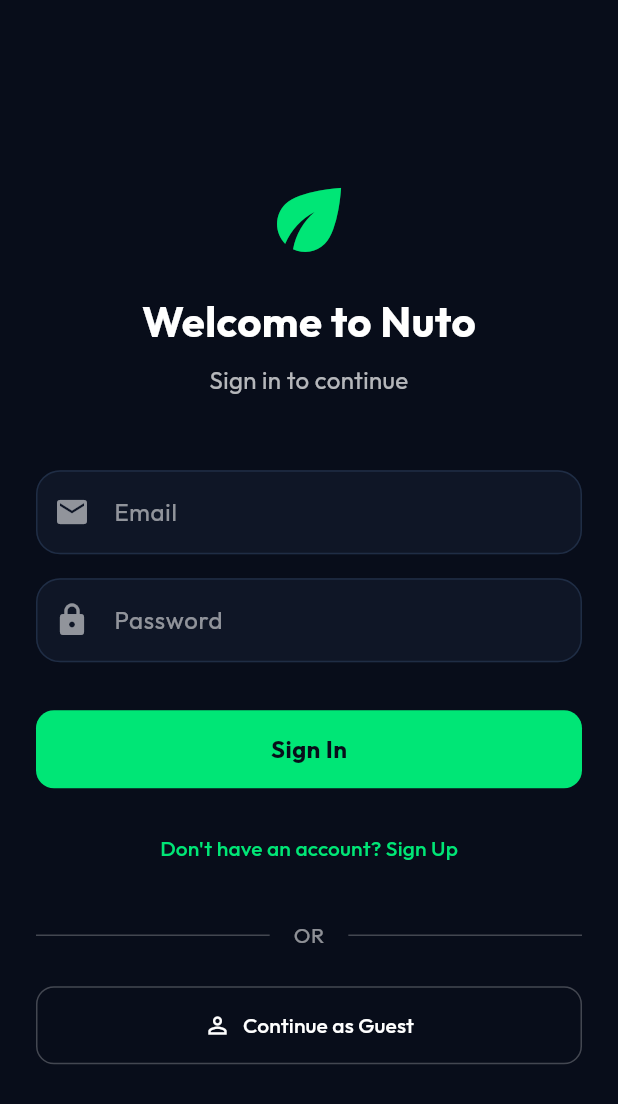
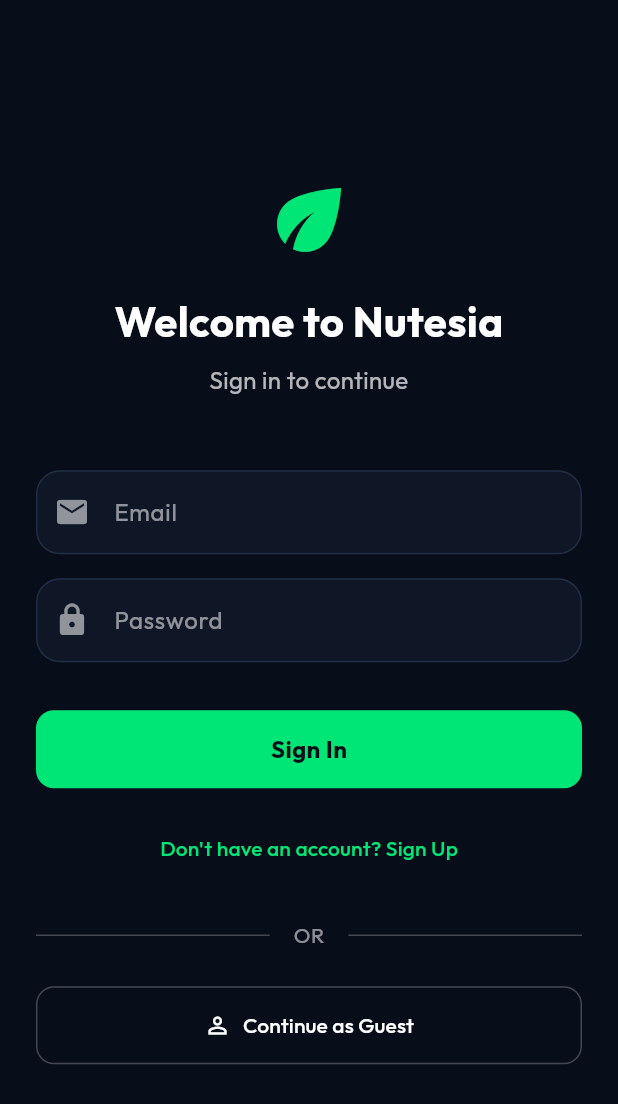
Before and after one commit to akcodevm-rgb/nutesia, a Flutter app: the screen it shows after launch, on a phone screen of 412 x 824 dp. Shown: the top 1104 px of the screen. Run offline on Flutter 3.47's test engine with Material 3 defaults, Android fonts, the phone set to English and light mode, and no system bars; our stand-ins replace cloud_firestore, firebase_analytics, firebase_auth, firebase_core, flutter_animate, flutter_dotenv and 7 more; missing offline and left inert: dart:js_interop, model_viewer_plus; accounts and stored records are empty.

Commit message:
nutesia: rename app, add packages and platform config
- Rename user-facing Nuto -> Nutesia (titles, labels, AI persona).
  Storage keys keep the nuto_ prefix so existing users keep their data.
- Add the 16 packages the code imports. flutter_riverpod is pinned to
  2.x: the code uses StateNotifier/StateProvider/valueOrNull, which
  Riverpod 3 removed from the main library.
- Android: INTERNET and ACCESS_NETWORK_STATE permissions, AdMob app ID,
  app label Nutesia.
- iOS: AdMob app ID and SKAdNetwork item in Info.plist.
- Web: Nutesia title, PWA name and description.
- AppConfig.get no longer throws when .env is absent, so the AI service
  falls back to mock data instead of failing.

AdMob IDs are Google's test IDs, matching the test ad units in the code.

Co-Authored-By: Claude Opus 5 <noreply@anthropic.com>

```diff
--- a/nutesia/lib/core/services/config_service.dart
+++ b/nutesia/lib/core/services/config_service.dart
@@ -37,6 +37,10 @@ class AppConfig {
   }
 
   static String get(String key, [String defaultValue = '']) {
-    return _values[key] ?? dotenv.env[key] ?? defaultValue;
+    // dotenv.env throws if .env was never loaded (e.g. no .env file), so only
+    // read it when loading succeeded; otherwise callers get the default.
+    return _values[key] ??
+        (dotenv.isInitialized ? dotenv.env[key] : null) ??
+        defaultValue;
   }
 }
--- a/nutesia/lib/features/analytics/screens/analytics_screen.dart
+++ b/nutesia/lib/features/analytics/screens/analytics_screen.dart
@@ -685,7 +685,7 @@ class AnalyticsScreen extends ConsumerWidget {
           ] else ...[
             // Call to Action
             const Text(
-              'Your eating logs contain critical clues about your micronutrient health. Let NutoAI scan your nutritional timelines to predict potential vitamin/mineral deficiencies and symptoms.',
+              'Your eating logs contain critical clues about your micronutrient health. Let NutesiaAI scan your nutritional timelines to predict potential vitamin/mineral deficiencies and symptoms.',
               style: TextStyle(
                   color: AppTheme.textSecondary, fontSize: 12, height: 1.4),
             ),
--- a/nutesia/lib/features/auth/screens/login_screen.dart
+++ b/nutesia/lib/features/auth/screens/login_screen.dart
@@ -75,7 +75,7 @@ class _LoginScreenState extends State<LoginScreen> {
                 const Icon(Icons.eco, size: 64, color: AppTheme.primary),
                 const Gap(16),
                 const Text(
-                  'Welcome to Nuto',
+                  'Welcome to Nutesia',
                   textAlign: TextAlign.center,
                   style: TextStyle(fontSize: 28, fontWeight: FontWeight.bold, color: Colors.white),
                 ),
--- a/nutesia/lib/features/onboarding/screens/profile_setup_screen.dart
+++ b/nutesia/lib/features/onboarding/screens/profile_setup_screen.dart
@@ -194,7 +194,7 @@ class _ProfileSetupScreenState extends ConsumerState<ProfileSetupScreen> {
           Column(
             crossAxisAlignment: CrossAxisAlignment.start,
             children: [
-              Text('Nuto',
+              Text('Nutesia',
                   style: Theme.of(context)
                       .textTheme
                       .titleLarge
--- a/nutesia/lib/main.dart
+++ b/nutesia/lib/main.dart
@@ -44,18 +44,18 @@ void main() async {
 
   runApp(
     const ProviderScope(
-      child: NutoApp(),
+      child: NutesiaApp(),
     ),
   );
 }
 
-class NutoApp extends StatelessWidget {
-  const NutoApp({super.key});
+class NutesiaApp extends StatelessWidget {
+  const NutesiaApp({super.key});
 
   @override
   Widget build(BuildContext context) {
     return MaterialApp(
-      title: 'Nuto',
+      title: 'Nutesia',
       debugShowCheckedModeBanner: false,
       theme: AppTheme.darkTheme,
       navigatorObservers: [AnalyticsService.instance.observer],
@@ -134,7 +134,7 @@ class _SplashScreen extends StatelessWidget {
             ),
             const Gap(20),
             Text(
-              'Nuto',
+              'Nutesia',
               style: Theme.of(context).textTheme.headlineLarge?.copyWith(
                     fontWeight: FontWeight.bold,
                     color: AppTheme.primary,
--- a/nutesia/lib/shared/widgets/credit_details_sheet.dart
+++ b/nutesia/lib/shared/widgets/credit_details_sheet.dart
@@ -79,7 +79,7 @@ class CreditDetailsSheet extends ConsumerWidget {
                     crossAxisAlignment: CrossAxisAlignment.start,
                     children: [
                       const Text(
-                        'Nuto Credits',
+                        'Nutesia Credits',
                         style: TextStyle(
                           color: Color(0xFFEFF6FF), // AppTheme.textPrimary
                           fontSize: 20,
--- a/nutesia/lib/shared/widgets/web_mock_ad_dialog.dart
+++ b/nutesia/lib/shared/widgets/web_mock_ad_dialog.dart
@@ -234,7 +234,7 @@ class _WebMockAdDialogState extends State<WebMockAdDialog> {
                             ),
                             const Gap(24),
                             Text(
-                              'Nuto Premium',
+                              'Nutesia Premium',
                               textAlign: TextAlign.center,
                               style: GoogleFonts.outfit(
                                 fontSize: 24,
```
Also changed, not shown: nutesia/lib/core/services/ai_service.dart (+5 -5 lines), nutesia/pubspec.yaml (+17 -1 lines), nutesia/pubspec.lock, 8 other files.
